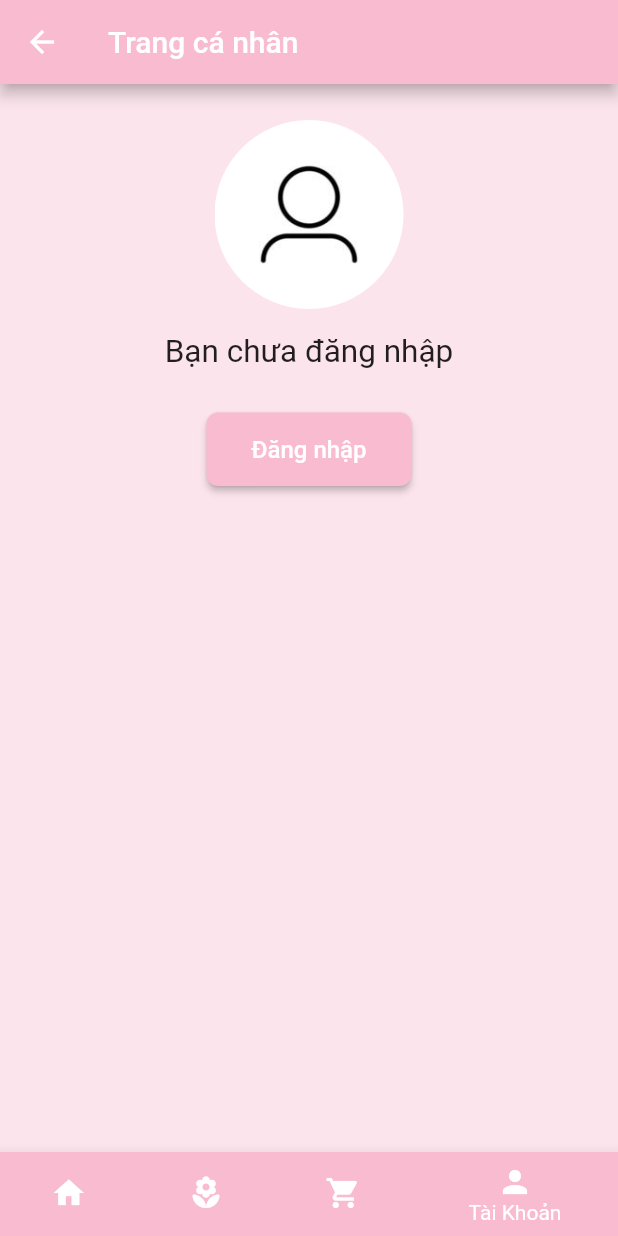
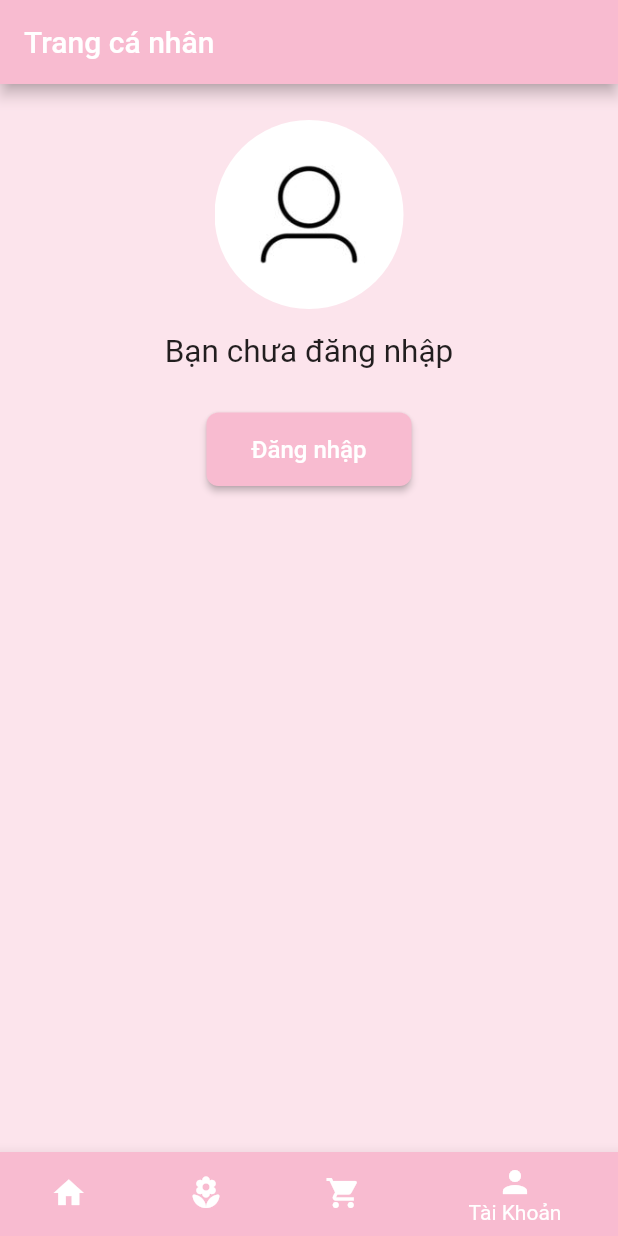
Before and after one commit to anb1906423/template-app, a Flutter app: the screen it shows after launch, item 4 of the bottom bar chosen, on a phone screen of 412 x 824 dp. Run offline on Flutter 3.47's test engine with Material 2 defaults, Android fonts, the phone set to English and light mode, and no system bars; our stand-ins replace dartz, flutter_html, fluttertoast, get, get_storage; accounts and stored records are empty; network calls fail.

Commit message:
first commit

```diff
--- a/lib/translate/en_translation.dart
+++ b/lib/translate/en_translation.dart
@@ -28,7 +28,8 @@ class EnTranslation extends Translations {
           "Email": "Email",
           "Dia chi": "Address",
           "luu": "Save",
-          "chi tiet": "Detail",
+          "chi tiet sản phẩm": "Product Detail",
+          "chi tiet don hang" : "Order Detail",
           "chua cap nhat": "Not update",
           "danh sach san pham dang trong!": "Product list is empty!",
           "dang nhap": "Login",
--- a/lib/translate/vi_translation.dart
+++ b/lib/translate/vi_translation.dart
@@ -28,7 +28,8 @@ class ViTranslation extends Translations {
           "Email": "Email",
           "Dia chi": "Địa chỉ",
           "luu": "Lưu",
-          "chi tiet": "Chi tiết",
+          "chi tiet san pham": "Chi tiết sản phẩm",
+          "chi tiet don hang" : "Chi tiết đơn hàng",
           "chua cap nhat": "Chưa cập nhật",
           "danh sach san pham dang trong!": "Danh sách sản phẩm đang trống!",
           "dang nhap": "Đăng nhập",
--- a/lib/widget/common/my_bottom_bar.dart
+++ b/lib/widget/common/my_bottom_bar.dart
@@ -45,7 +45,7 @@ class MyBottomBar extends StatelessWidget {
         Get.offAllNamed("/cart");
         break;
       case 3:
-        Get.toNamed("/profile");
+        Get.offAllNamed("/profile");
         break;
       default:
         Get.offAllNamed("/home");
--- a/lib/widget/order_detail.dart
+++ b/lib/widget/order_detail.dart
@@ -17,7 +17,7 @@ class OrderDetail extends GetView<OrderController> {
     OrderController orderController = Get.find<OrderController>();
     return Scaffold(
       appBar: AppBar(
-        title: Text('Order Detail'),
+        title: Text('chi tiet don hang'.tr),
         backgroundColor: Colors.pink[100],
       ),
       body: GetBuilder<OrderController>(
--- a/lib/widget/product_detail.dart
+++ b/lib/widget/product_detail.dart
@@ -27,8 +27,8 @@ class ProductDetail extends GetView<ProductDetailController> {
 
     return Scaffold(
       appBar: MyAppBar(
-        title: 'chi tiet'.tr,
-        actions: [filter(), badge()],
+        title: 'chi tiet san pham'.tr,
+        // actions: [filter(), badge()],
       ),
       backgroundColor: Colors.pink.shade50,
       body: SingleChildScrollView(
--- a/lib/widget/profile.dart
+++ b/lib/widget/profile.dart
@@ -1,6 +1,7 @@
 import 'package:flutter/material.dart';
 import 'package:get/get.dart';
 import 'package:template_app/config/app_config.dart';
+import 'package:template_app/widget/common/my_app_bar.dart';
 import 'package:template_app/widget/common/my_bottom_bar.dart';
 
 import '../controller/user_controller.dart';
@@ -16,9 +17,8 @@ class Profile extends StatelessWidget {
     final UserController userController = Get.put(UserController());
 
     return Scaffold(
-      appBar: AppBar(
-        title: Text('trang ca nhan'.tr),
-        backgroundColor: Colors.pink.shade100,
+      appBar: MyAppBar(
+        title:'trang ca nhan'.tr
       ),
       backgroundColor: Colors.pink.shade50,
       body: Container(
```
Also changed, not shown: lib/widget/cart.dart (+7 -7 lines), lib/widget/product.dart (+6 -6 lines), lib/widget/history.dart (line endings or trailing spaces).
